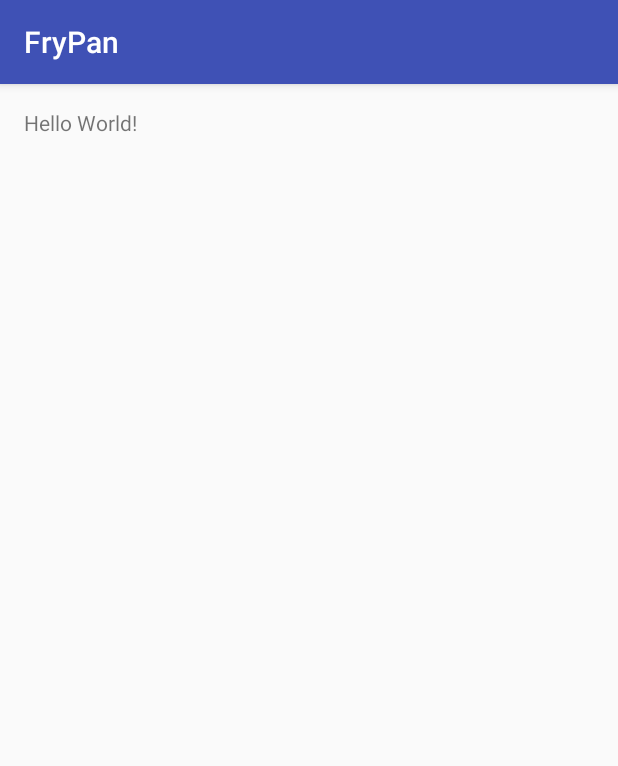
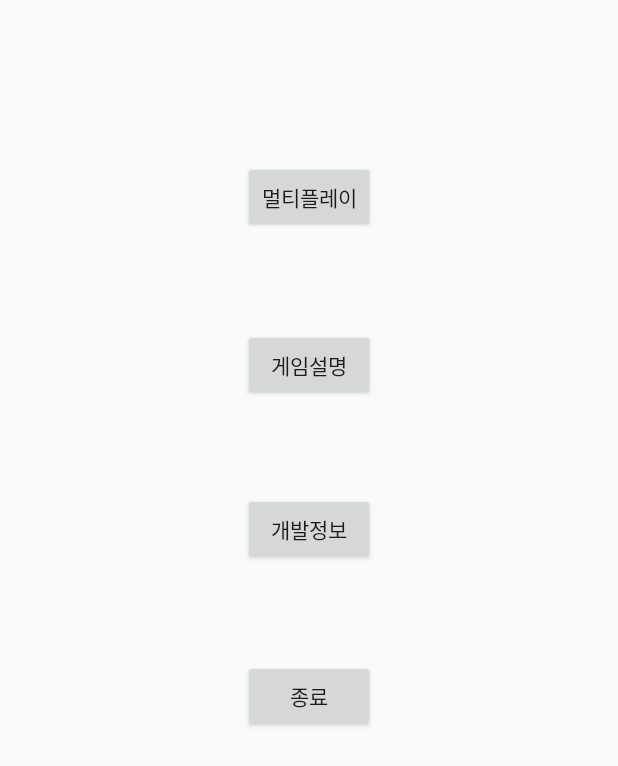
Before and after one commit to Team-FryPan/FryingPan, an Android app: the screen it shows after launch (MainActivity), on a phone screen of 412 x 824 dp. Shown: the top 766 px of the screen. Run offline under Robolectric (Android 15) with nearby library versions, the phone set to English and light mode, and no system bars.

Commit message:
UI 뼈대 구현(세부 UI X)

```diff
--- a/app/src/main/AndroidManifest.xml
+++ b/app/src/main/AndroidManifest.xml
@@ -15,6 +15,9 @@
                 <category android:name="android.intent.category.LAUNCHER" />
             </intent-filter>
         </activity>
+        <activity android:name=".MultiPlayActivity" />
+        <activity android:name=".HowToActivity" />
+        <activity android:name=".DevInfoActivity"></activity>
     </application>
 
 </manifest>
--- a/app/src/main/res/layout/activity_main.xml
+++ b/app/src/main/res/layout/activity_main.xml
@@ -9,8 +9,43 @@
     android:paddingTop="@dimen/activity_vertical_margin"
     tools:context="net.cloudapp.eggfry.frypan.MainActivity">
 
-    <TextView
+    <Button
         android:layout_width="wrap_content"
         android:layout_height="wrap_content"
-        android:text="Hello World!" />
+        android:text="멀티플레이"
+        android:id="@+id/play_btn"
+        android:layout_alignParentTop="true"
+        android:layout_centerHorizontal="true"
+        android:layout_marginTop="91dp"
+        android:onClick="onPlayBtnClicked" />
+
+    <Button
+        android:layout_width="wrap_content"
+        android:layout_height="wrap_content"
+        android:text="게임설명"
+        android:id="@+id/how_to_btn"
+        android:layout_marginTop="64dp"
+        android:layout_below="@+id/play_btn"
+        android:layout_centerHorizontal="true"
+        android:onClick="onHowToBtnClicked" />
+
+    <Button
+        android:layout_width="wrap_content"
+        android:layout_height="wrap_content"
+        android:text="개발정보"
+        android:id="@+id/dev_info_btn"
+        android:layout_below="@+id/how_to_btn"
+        android:layout_centerHorizontal="true"
+        android:layout_marginTop="61dp"
+        android:onClick="onDevInfoBtnClicked" />
+
+    <Button
+        android:layout_width="wrap_content"
+        android:layout_height="wrap_content"
+        android:text="종료"
+        android:id="@+id/exit_btn"
+        android:layout_marginTop="63dp"
+        android:layout_below="@+id/dev_info_btn"
+        android:layout_centerHorizontal="true"
+        android:onClick="onExitBtnClicked"/>
 </RelativeLayout>
--- a/app/src/main/res/values/styles.xml
+++ b/app/src/main/res/values/styles.xml
@@ -1,7 +1,7 @@
 <resources>
 
     <!-- Base application theme. -->
-    <style name="AppTheme" parent="Theme.AppCompat.Light.DarkActionBar">
+    <style name="AppTheme" parent="Theme.AppCompat.Light.NoActionBar">
         <!-- Customize your theme here. -->
         <item name="colorPrimary">@color/colorPrimary</item>
         <item name="colorPrimaryDark">@color/colorPrimaryDark</item>
```
Also changed, not shown: app/src/main/java/net/cloudapp/eggfry/frypan/DevInfoActivity.java (added, +13 -0 lines), app/src/main/java/net/cloudapp/eggfry/frypan/HowToActivity.java (added, +13 -0 lines), app/src/main/java/net/cloudapp/eggfry/frypan/MainActivity.java (+24 -0 lines), app/src/main/java/net/cloudapp/eggfry/frypan/MultiPlayActivity.java (added, +48 -0 lines), app/src/main/res/layout/activity_dev_info.xml (added, +20 -0 lines), app/src/main/res/layout/activity_how_to.xml (added, +21 -0 lines), app/src/main/res/layout/activity_multi_play.xml (added, +42 -0 lines), app/src/main/res/layout/loading_progress_dialog.xml (added, +11 -0 lines).
